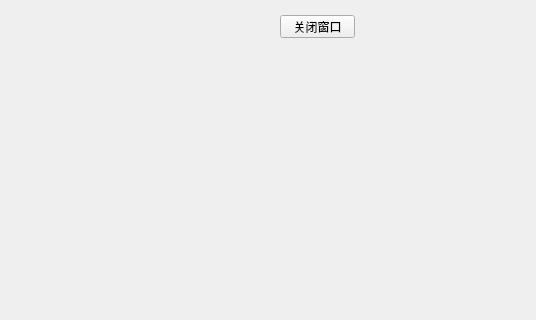
First picture: the form in second/demo_singal_slot.ui, repository Brown-229/PyQt5_Study, before the edit; both pictures show x 0 to 536 and y 165 to 485 of the 800 by 600 pixel window.
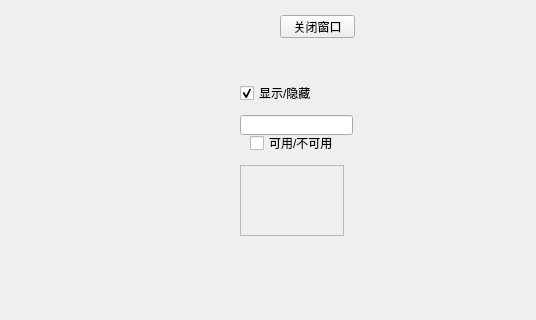
Second picture: the form after the edit.

Commit message: 信号与槽

```diff
--- a/second/demo_singal_slot.ui
+++ b/second/demo_singal_slot.ui
@@ -27,6 +27,58 @@
      <string>关闭窗口</string>
     </property>
    </widget>
+   <widget class="QCheckBox" name="checkBox">
+    <property name="geometry">
+     <rect>
+      <x>240</x>
+      <y>250</y>
+      <width>71</width>
+      <height>16</height>
+     </rect>
+    </property>
+    <property name="text">
+     <string>显示/隐藏</string>
+    </property>
+    <property name="checked">
+     <bool>true</bool>
+    </property>
+   </widget>
+   <widget class="QCheckBox" name="checkBox_2">
+    <property name="geometry">
+     <rect>
+      <x>250</x>
+      <y>300</y>
+      <width>91</width>
+      <height>16</height>
+     </rect>
+    </property>
+    <property name="text">
+     <string>可用/不可用</string>
+    </property>
+   </widget>
+   <widget class="QLineEdit" name="lineEdit">
+    <property name="geometry">
+     <rect>
+      <x>240</x>
+      <y>280</y>
+      <width>113</width>
+      <height>20</height>
+     </rect>
+    </property>
+   </widget>
+   <widget class="QTextEdit" name="textEdit">
+    <property name="enabled">
+     <bool>false</bool>
+    </property>
+    <property name="geometry">
+     <rect>
+      <x>240</x>
+      <y>330</y>
+      <width>104</width>
+      <height>71</height>
+     </rect>
+    </property>
+   </widget>
   </widget>
   <widget class="QMenuBar" name="menubar">
    <property name="geometry">
```
Left out of the diff: 32 changed lines with no effect on the pictures. The commit also changes 1 other file.
